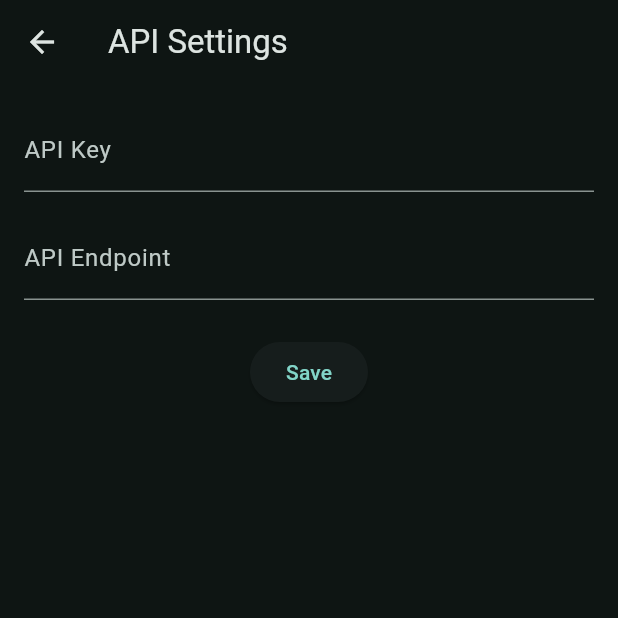
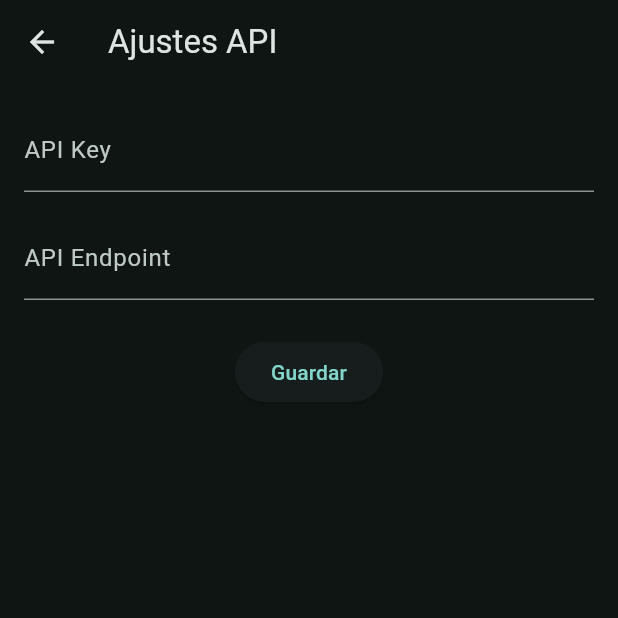
Before and after one commit to CevicheConAji/Gestion_Fotos_Flutter, a Flutter app: the screen it shows after launch, after a tap on the "settings" icon, on a phone screen of 412 x 824 dp, the top half of it. Run offline on Flutter 3.47's test engine with Material 3 defaults, Android fonts, the phone set to English and light mode, and no system bars; our stand-ins replace dio, image_cropper, image_picker, shared_preferences.

```diff
--- a/lib/image_picker.dart
+++ b/lib/image_picker.dart
@@ -53,7 +53,10 @@ class MyHomePageState extends State<MyHomePage> {
 
   // Takes a photo using the camera
   Future<void> _takePhoto() async {
-    final XFile? photo = await _picker.pickImage(source: ImageSource.camera);
+    final XFile? photo = await _picker.pickImage(
+      source: ImageSource.camera,
+      imageQuality: 50,
+    );
     if (photo != null) {
       setState(() {
         _images.add(File(photo.path));
@@ -134,6 +137,8 @@ class MyHomePageState extends State<MyHomePage> {
         );
         setState(() {
           _images.clear();
+          _folderController
+              .clear(); // Clear the folder/package text field after successful upload
         });
       } else {
         ScaffoldMessenger.of(
@@ -197,7 +202,7 @@ class MyHomePageState extends State<MyHomePage> {
   Widget build(BuildContext context) {
     return Scaffold(
       appBar: AppBar(
-        title: Text('Send Images to Odoo'),
+        title: Text('Subir fotos a Odoo'),
         centerTitle: true,
         leading: IconButton(
           icon: Icon(Icons.settings),
@@ -219,7 +224,7 @@ class MyHomePageState extends State<MyHomePage> {
             child: TextField(
               controller: _folderController,
               decoration: InputDecoration(
-                labelText: 'Package ID',
+                labelText: 'Código del pedido',
                 border: OutlineInputBorder(),
               ),
             ),
@@ -228,7 +233,7 @@ class MyHomePageState extends State<MyHomePage> {
           Expanded(
             child:
                 _images.isEmpty
-                    ? Center(child: Text('No images selected'))
+                    ? Center(child: Text('Ninguna imagen seleccionada'))
                     : ReorderableGridView.builder(
                       gridDelegate: SliverGridDelegateWithFixedCrossAxisCount(
                         crossAxisCount: 3,
@@ -274,16 +279,16 @@ class MyHomePageState extends State<MyHomePage> {
               children: [
                 ElevatedButton(
                   onPressed: _pickImages,
-                  child: Text('Pick Images'),
+                  child: Text('Seleccionar Imagen'),
                 ),
                 IconButton(
                   icon: Icon(Icons.camera_alt),
                   onPressed: _takePhoto,
-                  tooltip: 'Take Photos',
+                  tooltip: 'Hacer Fotos',
                 ),
                 ElevatedButton(
                   onPressed: _uploadImagesToOdoo,
-                  child: Text('Upload to Odoo'),
+                  child: Text('Subir a odoo'),
                 ),
               ],
             ),
--- a/lib/widget/ApiSettingsScreen.dart
+++ b/lib/widget/ApiSettingsScreen.dart
@@ -45,7 +45,7 @@ class _ApiSettingsScreenState extends State<ApiSettingsScreen> {
   Widget build(BuildContext context) {
     return Scaffold(
       appBar: AppBar(
-        title: Text('API Settings'), // Title of the settings screen
+        title: Text('Ajustes API'), // Title of the settings screen
       ),
       body: Padding(
         padding: const EdgeInsets.all(16), // Padding around the form
@@ -66,7 +66,7 @@ class _ApiSettingsScreenState extends State<ApiSettingsScreen> {
             // Save button to save the settings
             ElevatedButton(
               onPressed: _saveSettings, // Call _saveSettings when pressed
-              child: Text('Save'), // Text on the button
+              child: Text('Guardar'), // Text on the button
             ),
           ],
         ),
```
